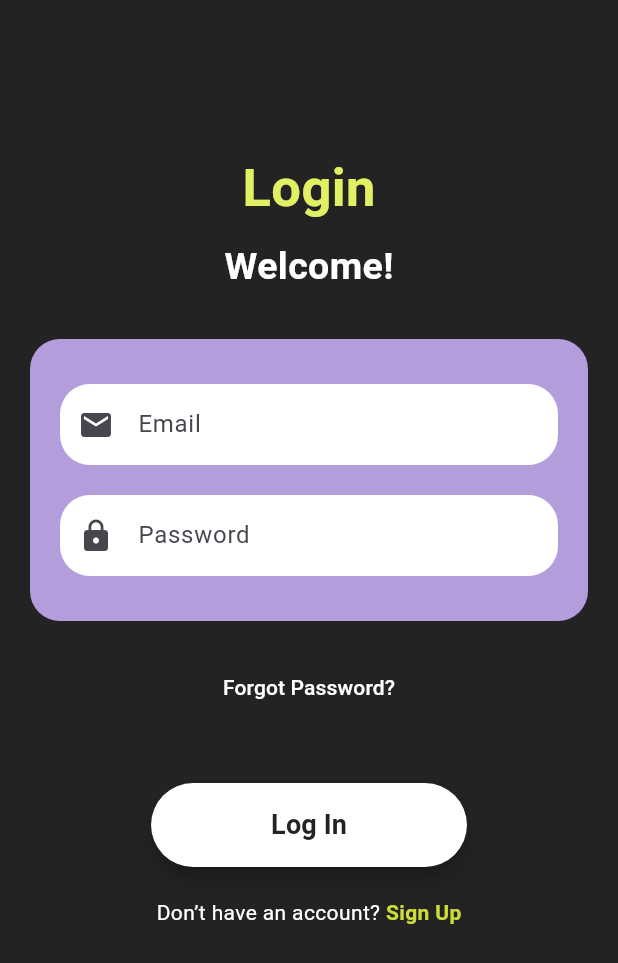
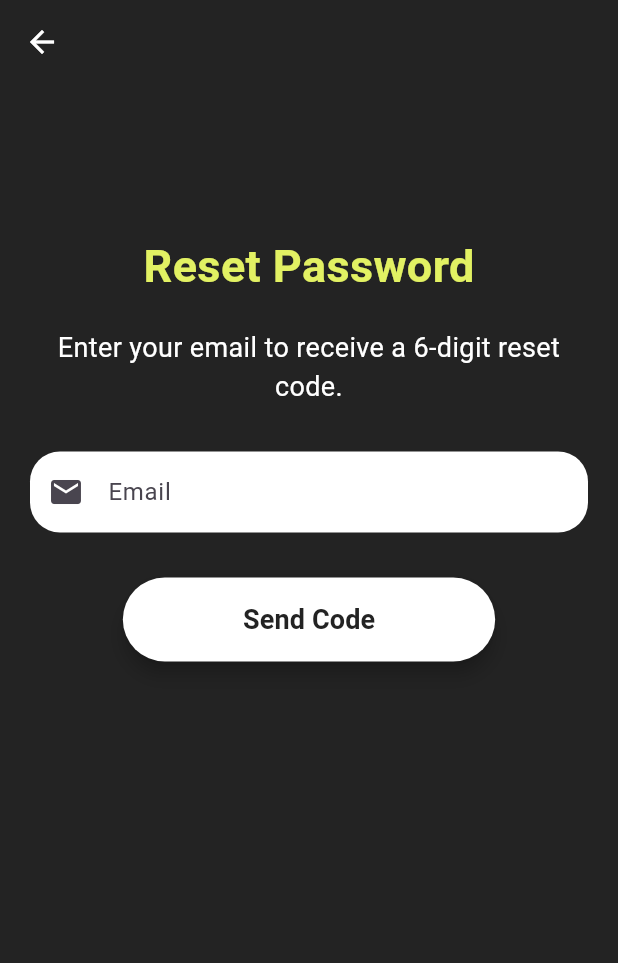
Before and after one commit to zyadelzyat/Mobile_GP_AI_Fit_Master, a Flutter app: the screen it shows after launch, after a tap on "Forgot Password?", on a phone screen of 412 x 824 dp. Shown: the top 963 px of the screen. Run offline on Flutter 3.47's test engine with Material 3 defaults, Android fonts, the phone set to English and light mode, and no system bars.

Commit message:
set password testing

```diff
--- /dev/null
+++ b/lib/reset_password.dart
@@ -0,0 +1,128 @@
+import 'package:flutter/material.dart';
+import 'enter_code_screen.dart'; // Import EnterCodeScreen
+
+class ResetPasswordScreen extends StatefulWidget {
+  const ResetPasswordScreen({super.key});
+
+  @override
+  _ResetPasswordScreenState createState() => _ResetPasswordScreenState();
+}
+
+class _ResetPasswordScreenState extends State<ResetPasswordScreen> {
+  final TextEditingController _emailController = TextEditingController();
+
+  bool _isValidEmail(String email) {
+    final regex = RegExp(r'^[a-zA-Z0-9._%+-]+@[a-zA-Z0-9.-]+\.[a-zA-Z]{2,}$');
+    return regex.hasMatch(email);
+  }
+
+  @override
+  Widget build(BuildContext context) {
+    return Scaffold(
+      backgroundColor: const Color(0xFF232323),
+      appBar: AppBar(
+        backgroundColor: const Color(0xFF232323), // نفس اللون الخلفي
+        elevation: 0, // لإزالة الظل أسفل الـ AppBar
+        leading: IconButton(
+          icon: const Icon(Icons.arrow_back, color: Colors.white), // أيقونة الرجوع
+          onPressed: () {
+            Navigator.pop(context); // هذا يعودك للصفحة السابقة
+          },
+        ),
+      ),
+      body: Padding(
+        padding: const EdgeInsets.symmetric(horizontal: 20, vertical: 50),
+        child: SingleChildScrollView(
+          child: Column(
+            crossAxisAlignment: CrossAxisAlignment.center,
+            children: <Widget>[
+              const SizedBox(height: 50),
+              const Text(
+                'Reset Password',
+                style: TextStyle(
+                  color: Color(0xFFE2F163),
+                  fontSize: 30,
+                  fontWeight: FontWeight.bold,
+                ),
+              ),
+              const SizedBox(height: 20),
+              const Text(
+                'Enter your email to receive a 6-digit reset code.',
+                style: TextStyle(
+                  color: Colors.white,
+                  fontSize: 18,
+                  fontWeight: FontWeight.normal,
+                ),
+                textAlign: TextAlign.center,
+              ),
+              const SizedBox(height: 30),
+              _buildTextField('Email', Icons.email, _emailController),
+              const SizedBox(height: 30),
+              MaterialButton(
+                color: Colors.white,
+                elevation: 5.0,
+                padding: const EdgeInsets.symmetric(vertical: 15, horizontal: 80),
+                shape: OutlineInputBorder(
+                  borderRadius: BorderRadius.circular(50),
+                  borderSide: BorderSide.none,
+                ),
+                onPressed: () {
+                  String email = _emailController.text;
+                  if (!_isValidEmail(email)) {
+                    ScaffoldMessenger.of(context).showSnackBar(
+                      const SnackBar(
+                        content: Text("Please enter a valid email address."),
+                      ),
+                    );
+                    return;
+                  }
+
+                  // افتراضياً، سنرسل الكود (لا داعي لفعل شيء هنا للتجربة)
+                  ScaffoldMessenger.of(context).showSnackBar(
+                    const SnackBar(
+                      content: Text("6-digit code has been sent to your email."),
+                    ),
+                  );
+
+                  // بمجرد الضغط على Send Code، انتقل مباشرة لصفحة EnterCodeScreen
+                  Navigator.pushReplacement(
+                    context,
+                    MaterialPageRoute(
+                      builder: (context) => const EnterCodeScreen(),
+                    ),
+                  );
+                },
+                child: const Text(
+                  'Send Code',
+                  style: TextStyle(
+                    color: Color(0xFF232323),
+                    fontSize: 18,
+                    fontWeight: FontWeight.bold,
+                  ),
+                ),
+              ),
+            ],
+          ),
+        ),
+      ),
+    );
+  }
+
+  Widget _buildTextField(String hintText, IconData icon, TextEditingController controller) {
+    return Container(
+      decoration: BoxDecoration(
+        color: Colors.white,
+        borderRadius: BorderRadius.circular(20),
+      ),
+      child: TextField(
+        controller: controller,
+        decoration: InputDecoration(
+          hintText: hintText,
+          prefixIcon: Icon(icon),
+          border: InputBorder.none,
+          contentPadding: const EdgeInsets.symmetric(vertical: 15),
+        ),
+      ),
+    );
+  }
+}
--- a/lib/signin_screen.dart
+++ b/lib/signin_screen.dart
@@ -1,5 +1,6 @@
 import 'package:flutter/material.dart';
-import 'signup_screen.dart'; // Import the SignUp screen
+import 'signup_screen.dart'; // تأكد من استيراد شاشة التسجيل (SignUp)
+import 'reset_password.dart'; // تأكد من استيراد شاشة استعادة كلمة المرور (ResetPasswordScreen)
 
 class SignInScreen extends StatefulWidget {
   const SignInScreen({super.key});
@@ -13,7 +14,6 @@ class _SignInScreenState extends State<SignInScreen> {
   final TextEditingController _passwordController = TextEditingController();
 
   bool _isValidEmail(String email) {
-    // Regular expression for validating email format
     final regex = RegExp(r'^[a-zA-Z0-9._%+-]+@[a-zA-Z0-9.-]+\.[a-zA-Z]{2,}$');
     return regex.hasMatch(email);
   }
@@ -75,7 +75,10 @@ class _SignInScreenState extends State<SignInScreen> {
               // Forgot password
               TextButton(
                 onPressed: () {
-                  // Handle forgot password logic
+                  Navigator.push(
+                    context,
+                    MaterialPageRoute(builder: (context) => const ResetPasswordScreen()),
+                  );
                 },
                 child: const Text(
                   'Forgot Password?',
@@ -96,9 +99,11 @@ class _SignInScreenState extends State<SignInScreen> {
                 onPressed: () {
                   String email = _emailController.text;
                   if (!_isValidEmail(email)) {
-                    ScaffoldMessenger.of(context).showSnackBar(SnackBar(
-                      content: const Text("Please enter a valid email address."),
-                    ));
+                    ScaffoldMessenger.of(context).showSnackBar(
+                      const SnackBar(
+                        content: Text("Please enter a valid email address."),
+                      ),
+                    );
                     return;
                   }
 
```
Also changed, not shown: lib/enter_code_screen.dart (added, +119 -0 lines), lib/set_password.dart (added, +144 -0 lines), lib/signup_screen.dart (+68 -116 lines), 2 other files.
